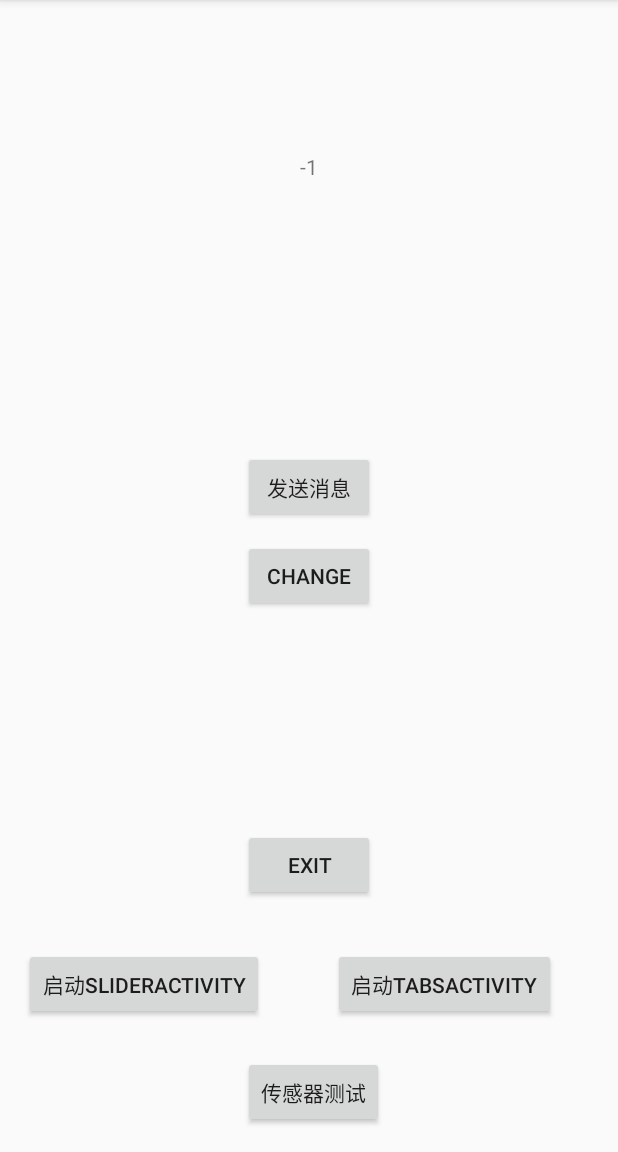
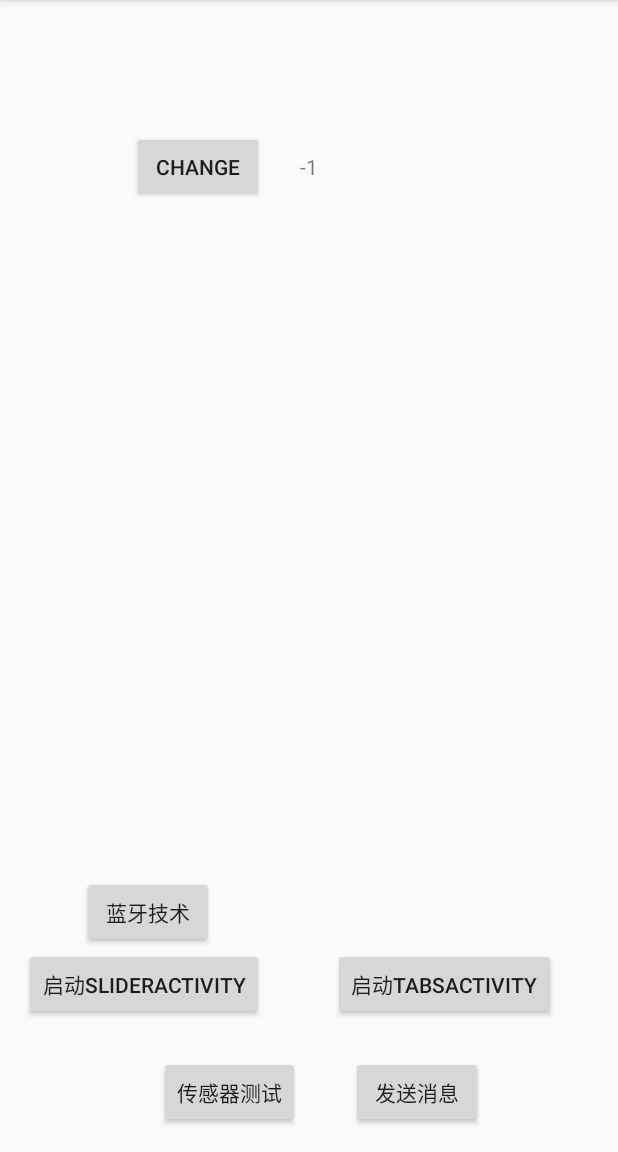
Before and after one commit to rty813/zhang.myapplication, an Android app: the screen it shows after launch (MainActivity), on a phone screen of 412 x 824 dp, the part 84-1236 px from its top. Run offline under Robolectric (Android 15) with nearby library versions, the phone set to English and light mode, and no system bars.

Commit message:
加入了蓝牙的开启功能

```diff
--- a/app/src/main/AndroidManifest.xml
+++ b/app/src/main/AndroidManifest.xml
@@ -1,6 +1,9 @@
 <?xml version="1.0" encoding="utf-8"?>
 <manifest xmlns:android="http://schemas.android.com/apk/res/android"
     package="com.example.zhang.myapplication">
+
+    <uses-permission android:name="android.permission.BLUETOOTH" />
+    <uses-permission android:name="android.permission.BLUETOOTH_ADMIN" />
 
     <application
         android:allowBackup="true"
@@ -32,7 +35,8 @@
         <activity
             android:name=".SensorActivity"
             android:label="@string/title_activity_sensor"
-            android:theme="@style/AppTheme.NoActionBar"></activity>
+            android:theme="@style/AppTheme.NoActionBar" />
+        <activity android:name=".BluetoothActivity"></activity>
     </application>
 
 </manifest>
--- a/app/src/main/res/layout/activity_main.xml
+++ b/app/src/main/res/layout/activity_main.xml
@@ -11,24 +11,6 @@
     android:paddingTop="@dimen/activity_vertical_margin"
     tools:context="com.example.zhang.myapplication.MainActivity">
 
-    <Button
-        android:text="EXIT"
-        android:layout_width="wrap_content"
-        android:layout_height="wrap_content"
-        android:layout_alignParentBottom="true"
-        android:layout_centerHorizontal="true"
-        android:layout_marginBottom="151dp"
-        android:id="@+id/button" />
-
-    <Button
-        android:text="change"
-        android:layout_width="wrap_content"
-        android:layout_height="wrap_content"
-        android:layout_centerVertical="true"
-        android:layout_alignLeft="@+id/button"
-        android:layout_alignStart="@+id/button"
-        android:id="@+id/btnchange" />
-
     <TextView
         android:layout_width="wrap_content"
         android:layout_height="wrap_content"
@@ -37,16 +19,6 @@
         android:layout_alignParentTop="true"
         android:layout_centerHorizontal="true"
         android:layout_marginTop="85dp" />
-
-    <Button
-        android:text="发送消息"
-        android:layout_width="wrap_content"
-        android:layout_height="wrap_content"
-        android:layout_above="@+id/btnchange"
-        android:layout_alignRight="@+id/btnchange"
-        android:layout_alignEnd="@+id/btnchange"
-        android:layout_marginBottom="11dp"
-        android:id="@+id/btnSend" />
 
     <Button
         android:text="启动SliderActivity"
@@ -70,12 +42,44 @@
         android:id="@+id/btnStartTabsActivity" />
 
     <Button
+        android:text="发送消息"
+        android:layout_width="wrap_content"
+        android:layout_height="wrap_content"
+        android:id="@+id/btnSend"
+        android:layout_alignParentBottom="true"
+        android:layout_alignLeft="@+id/btnStartTabsActivity"
+        android:layout_alignStart="@+id/btnStartTabsActivity"
+        android:layout_marginLeft="12dp"
+        android:layout_marginStart="12dp" />
+
+    <Button
         android:text="传感器测试"
         android:layout_width="wrap_content"
         android:layout_height="wrap_content"
+        android:id="@+id/btnStartSensor"
         android:layout_alignParentBottom="true"
-        android:layout_alignLeft="@+id/button"
-        android:layout_alignStart="@+id/button"
-        android:id="@+id/btnStartSensor" />
+        android:layout_toLeftOf="@+id/textview"
+        android:layout_toStartOf="@+id/textview" />
+
+    <Button
+        android:text="change"
+        android:layout_width="wrap_content"
+        android:layout_height="wrap_content"
+        android:id="@+id/btnchange"
+        android:layout_alignBaseline="@+id/textview"
+        android:layout_alignBottom="@+id/textview"
+        android:layout_alignRight="@+id/btnStartSliderActivity"
+        android:layout_alignEnd="@+id/btnStartSliderActivity" />
+
+    <Button
+        android:text="蓝牙技术"
+        android:layout_width="wrap_content"
+        android:layout_height="wrap_content"
+        android:layout_above="@+id/btnStartSliderActivity"
+        android:layout_alignRight="@+id/btnStartSliderActivity"
+        android:layout_alignEnd="@+id/btnStartSliderActivity"
+        android:layout_marginRight="33dp"
+        android:layout_marginEnd="33dp"
+        android:id="@+id/btnStartBluetooth" />
 
 </RelativeLayout>
```
Also changed, not shown: app/src/main/java/com/example/zhang/myapplication/BluetoothActivity.java (added, +36 -0 lines), app/src/main/java/com/example/zhang/myapplication/MainActivity.java (+4 -5 lines), app/src/main/res/layout/activity_bluetooth.xml (added, +35 -0 lines), 1 other file.
